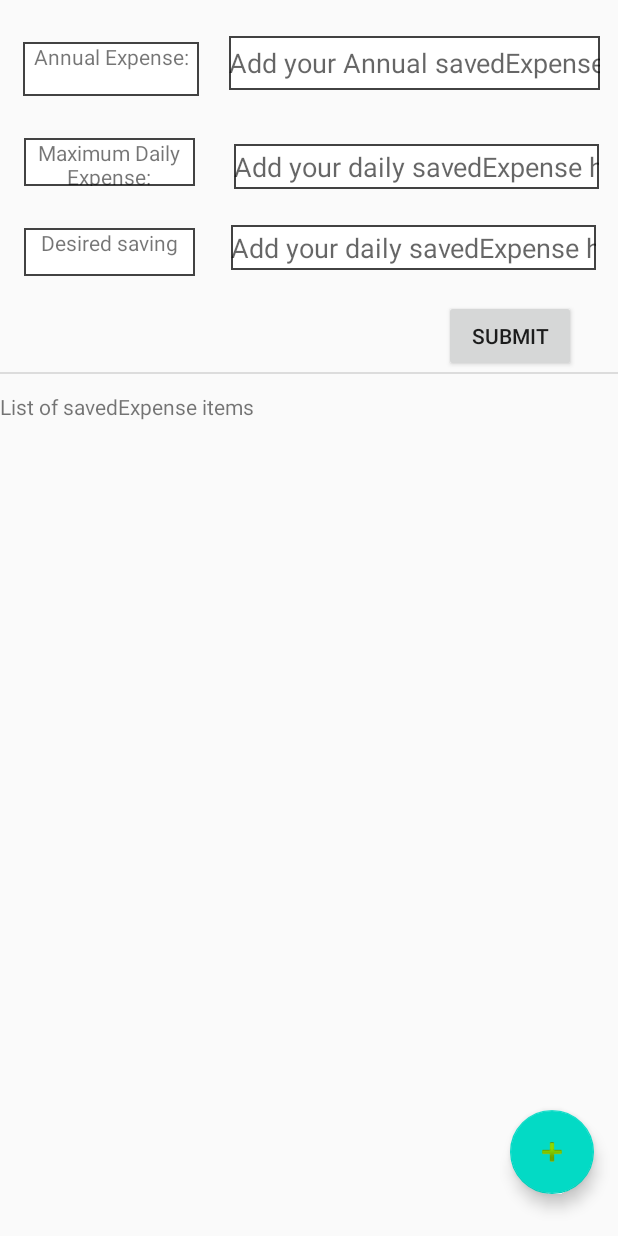
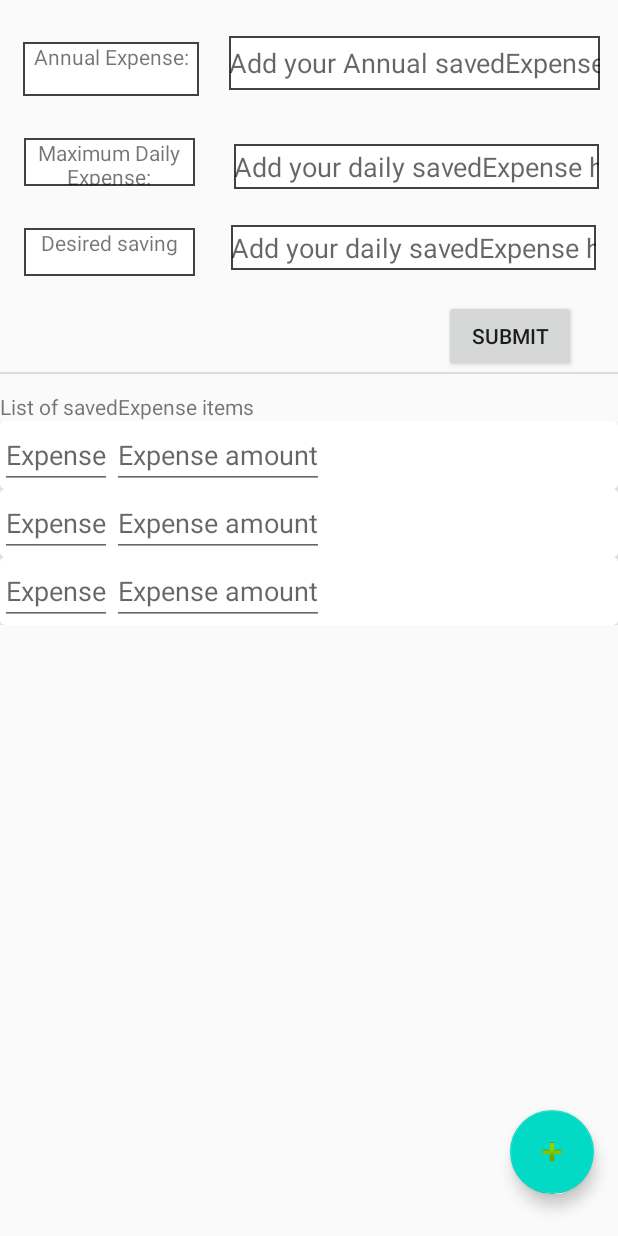
Before and after one commit to abhinaykacham/ExpenseTracker, an Android app: the layout fragment_settings.xml on its own in the app's theme, with its tools: preview values and no code run, on a phone screen of 412 x 824 dp. Run offline under Robolectric (Android 15) with nearby library versions, the phone set to English and light mode, and no system bars.

Commit message:
User can add saved expenses from his settings

```diff
--- a/app/src/main/java/com/expensetracker/DBHelper.java
+++ b/app/src/main/java/com/expensetracker/DBHelper.java
@@ -50,6 +50,7 @@ public class DBHelper extends SQLiteOpenHelper {
             + SAVED_EXPENSES_COLUMN_EXPENSE_NAME  + " TEXT ,"
             + SAVED_EXPENSES_COLUMN_EXPENSE_AMOUNT + " INTEGER, "
             + SAVED_EXPENSES_COLUMN_USER + " TEXT, "
+            + SAVED_EXPENSES_COLUMN_CREATED_DATE + " TEXT, "
             + " FOREIGN KEY ("+SAVED_EXPENSES_COLUMN_USER+") REFERENCES "+USERS_TABLE_NAME+"("+USERS_COLUMN_USERNAME+"))";
 
 
--- a/app/src/main/res/layout/fragment_settings.xml
+++ b/app/src/main/res/layout/fragment_settings.xml
@@ -114,6 +114,7 @@
         app:layout_constraintTop_toBottomOf="@+id/m_txt_list_of_expense_label"
         app:layout_constraintVertical_bias="0.0"
         tools:layout_editor_absoluteX="0dp"
+        tools:context="com.expensetracker.HomeScreenActivity"
         tools:listitem="@layout/make_model_list" />
 
     <com.google.android.material.floatingactionbutton.FloatingActionButton
--- /dev/null
+++ b/app/src/main/res/layout/make_model_list.xml
@@ -0,0 +1,34 @@
+<?xml version="1.0" encoding="utf-8"?>
+<androidx.cardview.widget.CardView android:id="@+id/expense_card"
+    android:layout_width="match_parent"
+    android:layout_height="wrap_content"
+    tools:layout_editor_absoluteX="0dp"
+    xmlns:android="http://schemas.android.com/apk/res/android"
+    xmlns:tools="http://schemas.android.com/tools"
+    android:foreground="?android:attr/selectableItemBackground"
+    android:focusable="true"
+    card_view:cardCornerRadius="3dp"
+    card_view:cardElevation="5dp"
+    xmlns:card_view="http://schemas.android.com/apk/res-auto">
+    <LinearLayout
+        android:id="@+id/cv_layout"
+        android:layout_width="match_parent"
+        android:layout_height="wrap_content"
+        android:orientation="horizontal">
+        <EditText
+            android:id="@+id/expense_name"
+            android:layout_width="wrap_content"
+            android:layout_height="match_parent"
+            android:layout_gravity="start"
+            android:hint="@string/expense_name" />
+
+        <EditText
+            android:id="@+id/expense_amount"
+            android:layout_width="wrap_content"
+            android:layout_height="match_parent"
+            android:layout_gravity="end"
+            android:hint="@string/expense_amount"
+            android:inputType="number"
+            />
+    </LinearLayout>
+</androidx.cardview.widget.CardView>
```
Also changed, not shown: app/src/main/java/com/expensetracker/ListOfExpensesAdapter.java (added, +66 -0 lines), app/src/main/java/com/expensetracker/ui/settings/AddExpenseActivity.java (+24 -3 lines), app/src/main/java/com/expensetracker/ui/settings/SettingsFragment.java (+21 -5 lines).
